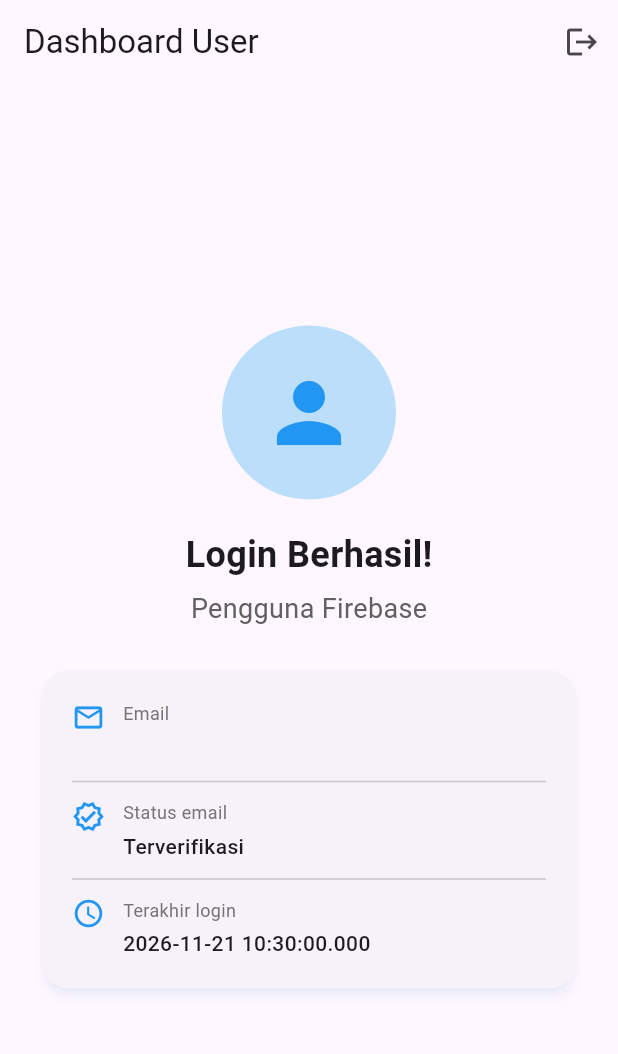
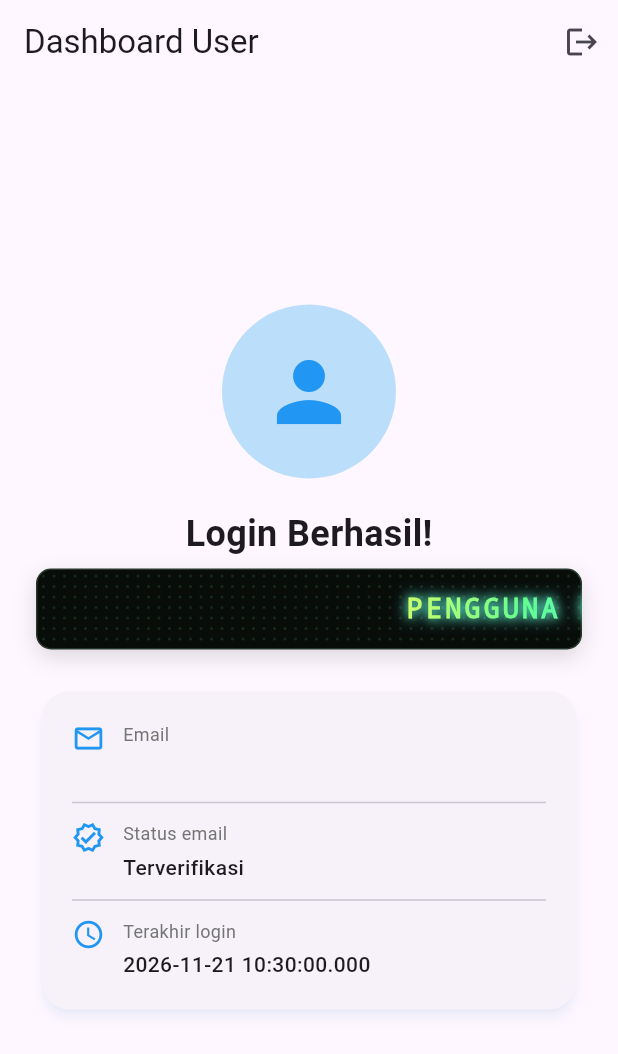
Before and after one commit to NuxMann/Latihan_Firebase_1124160069, a Flutter app: the screen it shows once a user with an empty profile is signed in, on a phone screen of 412 x 824 dp. Shown: the top 1054 px of the screen. Run offline on Flutter 3.47's test engine with Material 3 defaults, Android fonts, the phone set to English and light mode, and no system bars; our stand-ins replace firebase_auth, firebase_core; accounts and stored records are empty.

Commit message:
Modifikasi Running Text Led pada DisplayName

```diff
--- a/lib/main.dart
+++ b/lib/main.dart
@@ -336,9 +336,10 @@ class UserInfoScreen extends StatelessWidget {
                 style: TextStyle(fontSize: 24, fontWeight: FontWeight.bold),
               ),
               const SizedBox(height: 6),
-              Text(
-                user.displayName?.isNotEmpty == true ? user.displayName! : 'Pengguna Firebase',
-                style: TextStyle(fontSize: 18, color: Colors.grey.shade700),
+              _LedNameDisplay(
+                name: user.displayName?.isNotEmpty == true
+                    ? user.displayName!
+                    : 'Pengguna Firebase',
               ),
               const SizedBox(height: 24),
               Card(
@@ -374,6 +375,119 @@ class UserInfoScreen extends StatelessWidget {
   }
 }
 
+class _LedNameDisplay extends StatefulWidget {
+  final String name;
+
+  const _LedNameDisplay({required this.name});
+
+  @override
+  State<_LedNameDisplay> createState() => _LedNameDisplayState();
+}
+
+class _LedNameDisplayState extends State<_LedNameDisplay>
+    with SingleTickerProviderStateMixin {
+  late final AnimationController _controller = AnimationController(
+    vsync: this,
+    duration: Duration(milliseconds: (widget.name.length * 180).clamp(2200, 9000)),
+  )..repeat();
+
+  @override
+  void dispose() {
+    _controller.dispose();
+    super.dispose();
+  }
+
+  @override
+  Widget build(BuildContext context) {
+    const ledColors = [
+      Color(0xFFFF4D6D), // merah
+      Color(0xFFFFB84D), // jingga
+      Color(0xFFFFFF5C), // kuning
+      Color(0xFF62FF8E), // hijau
+      Color(0xFF55E7FF), // biru muda
+      Color(0xFF6790FF), // biru
+      Color(0xFFD66BFF), // ungu
+    ];
+
+    return Container(
+      height: 54,
+      width: double.infinity,
+      clipBehavior: Clip.hardEdge,
+      decoration: BoxDecoration(
+        color: const Color(0xFF080D0A),
+        borderRadius: BorderRadius.circular(10),
+        border: Border.all(color: const Color(0xFF26352B)),
+        boxShadow: const [
+          BoxShadow(color: Color(0x22000000), blurRadius: 12, offset: Offset(0, 5)),
+        ],
+      ),
+      child: Stack(
+        children: [
+          Positioned.fill(
+            child: CustomPaint(painter: _LedGridPainter()),
+          ),
+          AnimatedBuilder(
+            animation: _controller,
+            builder: (context, child) => LayoutBuilder(
+              builder: (context, constraints) {
+                // Tambahkan ruang untuk huruf lebar dan letter spacing agar
+                // karakter terakhir tidak terpotong pada nama yang panjang.
+                final textWidth = (widget.name.length * 16.0 + 36).clamp(190.0, 700.0);
+                final x = constraints.maxWidth -
+                    _controller.value * (constraints.maxWidth + textWidth);
+                return Transform.translate(
+                  offset: Offset(x, 0),
+                  child: SizedBox(
+                    width: textWidth,
+                    height: constraints.maxHeight,
+                    child: Center(
+                      child: Text(
+                        widget.name.toUpperCase(),
+                        maxLines: 1,
+                        softWrap: false,
+                        style: TextStyle(
+                          foreground: Paint()
+                            ..shader = const LinearGradient(
+                              colors: ledColors,
+                            ).createShader(const Rect.fromLTWH(0, 0, 700, 54)),
+                          fontSize: 18,
+                          fontWeight: FontWeight.w900,
+                          letterSpacing: 2.0,
+                          fontFamily: 'monospace',
+                          shadows: const [
+                            Shadow(color: Color(0xFF62FF8E), blurRadius: 8),
+                            Shadow(color: Color(0xFF55E7FF), blurRadius: 12),
+                          ],
+                        ),
+                      ),
+                    ),
+                  ),
+                );
+              },
+            ),
+          ),
+        ],
+      ),
+    );
+  }
+}
+
+class _LedGridPainter extends CustomPainter {
+  @override
+  void paint(Canvas canvas, Size size) {
+    final paint = Paint()..color = const Color(0x1F68FF8A);
+    const spacing = 7.0;
+    for (double y = 4; y < size.height; y += spacing) {
+      for (double x = 4; x < size.width; x += spacing) {
+        canvas.drawCircle(Offset(x, y), 1, paint);
+      }
+    }
+  }
+
+  @override
+  bool shouldRepaint(covariant CustomPainter oldDelegate) => false;
+}
+
 class _InfoRow extends StatelessWidget {
   final IconData icon;
   final String label;
```
